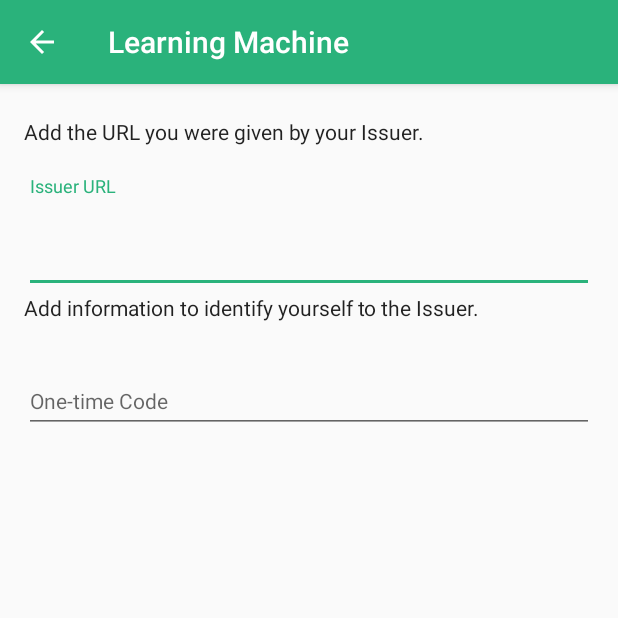
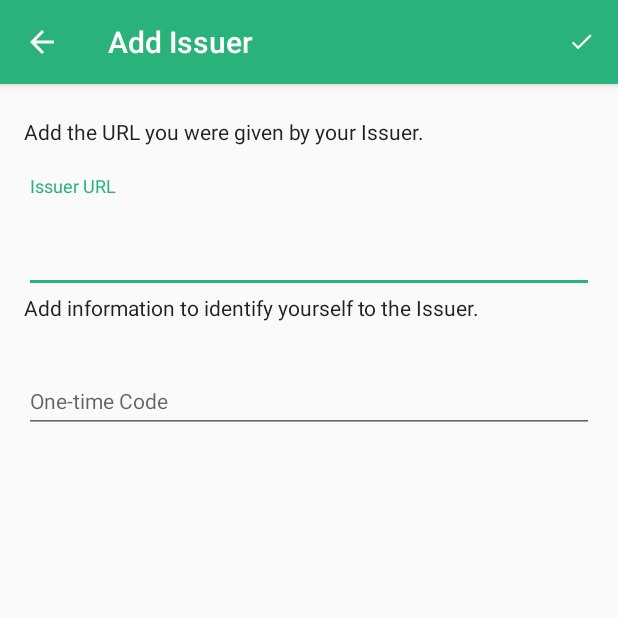
Before and after one commit to blockchain-certificates/wallet-android, an Android app: the AddIssuerFragment screen opened directly, with no data from a screen before it, on a phone screen of 412 x 824 dp, the top half of it. Run offline under Robolectric (Android 15) with nearby library versions, the phone set to English and light mode, and no system bars; our stand-ins replace data binding.

Commit message:
[Finishes #143204949] added toolbar for the addIssuer fragment

```diff
--- a/LearningMachine/app/src/main/java/com/learningmachine/android/app/ui/issuer/AddIssuerFragment.java
+++ b/LearningMachine/app/src/main/java/com/learningmachine/android/app/ui/issuer/AddIssuerFragment.java
@@ -4,6 +4,9 @@
 import android.os.Bundle;
 import android.support.annotation.Nullable;
 import android.view.LayoutInflater;
+import android.view.Menu;
+import android.view.MenuInflater;
+import android.view.MenuItem;
 import android.view.View;
 import android.view.ViewGroup;
 
@@ -26,4 +29,26 @@
 
         return mBinding.getRoot();
     }
+
+    @Override
+    public void onCreate(@Nullable Bundle savedInstanceState) {
+        super.onCreate(savedInstanceState);
+        setHasOptionsMenu(true);
+    }
+
+    @Override
+    public void onCreateOptionsMenu(Menu menu, MenuInflater inflater) {
+        inflater.inflate(R.menu.fragment_add_issuer, menu);
+    }
+
+    @Override
+    public boolean onOptionsItemSelected(MenuItem item) {
+
+        switch (item.getItemId()) {
+           case  R.id.fragment_add_issuer_verify:
+
+               break;
+        }
+        return super.onOptionsItemSelected(item);
+    }
 }
--- /dev/null
+++ b/LearningMachine/app/src/main/res/menu/fragment_add_issuer.xml
@@ -0,0 +1,11 @@
+<?xml version="1.0" encoding="utf-8"?>
+<menu xmlns:android="http://schemas.android.com/apk/res/android"
+      xmlns:app="http://schemas.android.com/apk/res-auto">
+
+    <item
+        android:id="@+id/fragment_add_issuer_verify"
+        android:icon="@drawable/ic_done"
+        android:title="@string/fragment_add_issuer_title"
+        app:showAsAction="always"/>
+
+</menu>
--- a/LearningMachine/app/src/main/res/values/strings.xml
+++ b/LearningMachine/app/src/main/res/values/strings.xml
@@ -16,6 +16,8 @@
     <string name="settings_about_this_app">About this app</string>
     <string name="settings_privacy_policy">Privacy Policy</string>
 
+    <!-- Add Issuer -->
+    <string name="fragment_add_issuer_title">Add Issuer</string>
     <string name="fragment_add_issuer_info_url_text">Add the URL you were given by your Issuer.</string>
     <string name="fragment_add_issuer_url">Issuer URL</string>
     <string name="fragment_add_issuer_identity_text">Add information to identify yourself to the Issuer.</string>
@@ -29,4 +31,5 @@
     <string name="reveal_passphrase_instructional_message">Some instructional text about passphrases.</string>
     <string name="reveal_passphrase_current_title">Current Passphrase</string>
 
+
 </resources>
```
Also changed, not shown: LearningMachine/app/src/main/AndroidManifest.xml (+5 -2 lines), LearningMachine/app/src/main/res/drawable-hdpi/ic_done.png (added), LearningMachine/app/src/main/res/drawable-mdpi/ic_done.png (added), LearningMachine/app/src/main/res/drawable-xhdpi/ic_done.png (added), LearningMachine/app/src/main/res/drawable-xxhdpi/ic_done.png (added), LearningMachine/app/src/main/res/drawable-xxxhdpi/ic_done.png (added).
